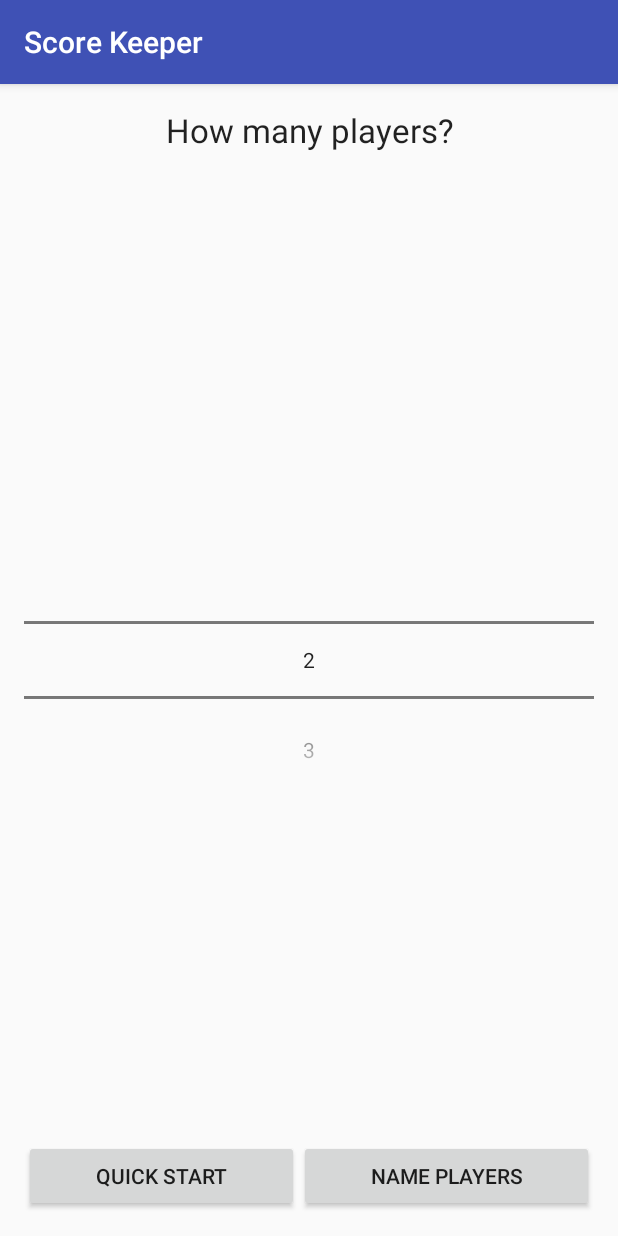
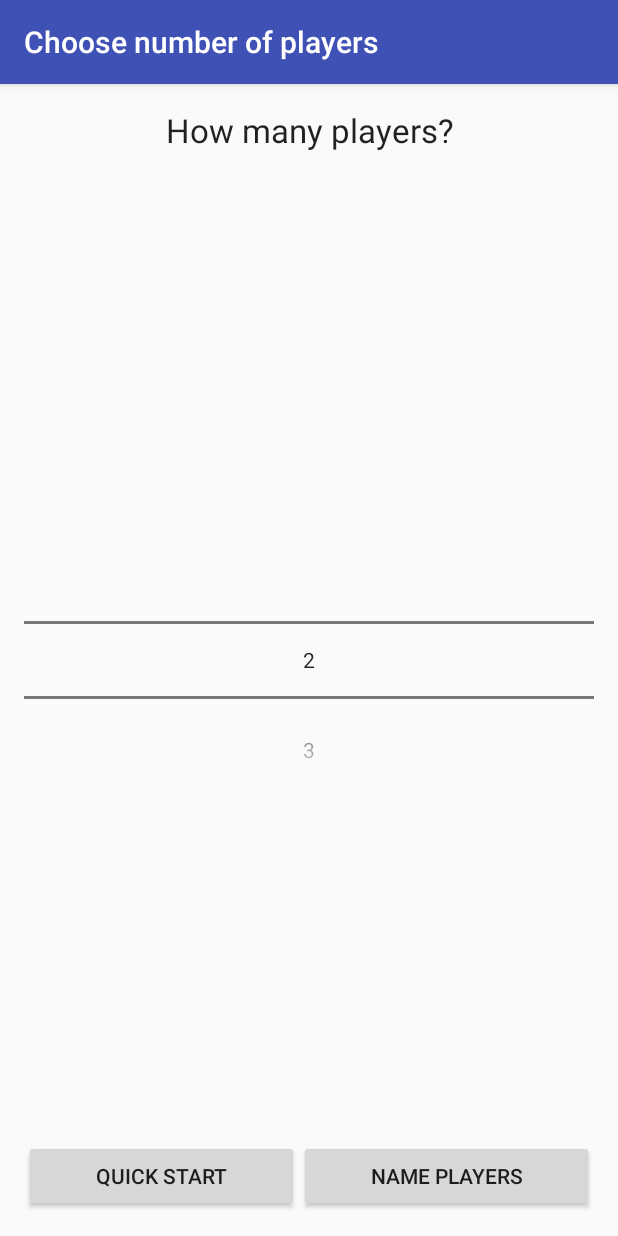
Before and after one commit to Moohan/ScoreKeeper, an Android app: the screen it shows after launch (SelectNumPlayersActivity), on a phone screen of 412 x 824 dp. Run offline under Robolectric (Android 15) with nearby library versions, the light colour scheme and no system bars.

Commit message:
Give activities labels Refactor Sting names

```diff
--- a/app/src/main/java/mcmahon/james/scorekeeper/CustomNamePlayersActivity.java
+++ b/app/src/main/java/mcmahon/james/scorekeeper/CustomNamePlayersActivity.java
@@ -71,7 +71,7 @@ public class CustomNamePlayersActivity extends AppCompatActivity {
     }
 
     public defaultPlayerName defaultPlayerName(int playerNumber){
-        return new defaultPlayerName(String.format(getResources().getString(R.string.Player_number_label), playerNumber));
+        return new defaultPlayerName(String.format(getResources().getString(R.string.Default_Player_name_with_number), playerNumber));
     }
 
     public final void acceptPlayers(View view) {
--- a/app/src/main/java/mcmahon/james/scorekeeper/RecordScoresActivity.java
+++ b/app/src/main/java/mcmahon/james/scorekeeper/RecordScoresActivity.java
@@ -32,7 +32,7 @@ public class RecordScoresActivity extends AppCompatActivity {
     ArrayList<ArrayList<Integer>> scoreID = new ArrayList<ArrayList<Integer>>(); //FIXME
 
     public defaultPlayerName defaultPlayerName(int playerNumber) {
-        return new defaultPlayerName(String.format(getResources().getString(R.string.Player_number_label), playerNumber));
+        return new defaultPlayerName(String.format(getResources().getString(R.string.Default_Player_name_with_number), playerNumber));
     }
 
     @Override
--- a/app/src/main/res/layout/activity_player_num_select.xml
+++ b/app/src/main/res/layout/activity_player_num_select.xml
@@ -14,7 +14,7 @@
         android:layout_height="wrap_content"
         android:layout_alignParentTop="true"
         android:layout_centerHorizontal="true"
-        android:text="@string/how_many_players"
+        android:text="@string/How_many_players"
         android:textAlignment="center"
         android:textAppearance="@android:style/TextAppearance.Large" />
 
@@ -40,7 +40,7 @@
             android:gravity="center"
             android:hapticFeedbackEnabled="true"
             android:onClick="quickAcceptPlayers"
-            android:text="@string/quickStart"
+            android:text="@string/Quick_start"
             tools:ignore="ButtonStyle" />
 
         <Button
@@ -50,7 +50,7 @@
             android:gravity="center"
             android:hapticFeedbackEnabled="true"
             android:onClick="namePlayers"
-            android:text="@string/namePlayers"
+            android:text="@string/Name_Players"
             tools:ignore="ButtonStyle" />
 
     </LinearLayout>
--- a/app/src/main/res/layout/activity_select_num_players.xml
+++ b/app/src/main/res/layout/activity_select_num_players.xml
@@ -14,7 +14,7 @@
         android:layout_height="wrap_content"
         android:layout_alignParentTop="true"
         android:layout_centerHorizontal="true"
-        android:text="@string/how_many_players"
+        android:text="@string/How_many_players"
         android:textAlignment="center"
         android:textAppearance="@android:style/TextAppearance.Large" />
 
@@ -40,7 +40,7 @@
             android:gravity="center"
             android:hapticFeedbackEnabled="true"
             android:onClick="quickAcceptPlayers"
-            android:text="@string/quickStart"
+            android:text="@string/Quick_start"
             tools:ignore="ButtonStyle" />
 
         <Button
@@ -50,7 +50,7 @@
             android:gravity="center"
             android:hapticFeedbackEnabled="true"
             android:onClick="namePlayers"
-            android:text="@string/namePlayers"
+            android:text="@string/Name_Players"
             tools:ignore="ButtonStyle" />
 
     </LinearLayout>
--- a/app/src/main/res/values/strings.xml
+++ b/app/src/main/res/values/strings.xml
@@ -1,9 +1,12 @@
 <resources>
-    <string name="app_name">Score Keeper</string>
+    <string name="Label_app_name">Score Keeper</string>
     <string name="Start">Start</string>
     <string name="Add_score">Add scores</string>
-    <string name="how_many_players">How many players?</string>
-    <string name="quickStart">Quick Start</string>
-    <string name="namePlayers">Name Players</string>
-    <string name="Player_number_label">Player %1$d</string>
+    <string name="How_many_players">How many players?</string>
+    <string name="Quick_start">Quick Start</string>
+    <string name="Name_Players">Name Players</string>
+    <string name="Default_Player_name_with_number">Player %1$d</string>
+    <string name="Label_choose_number_of_Players">Choose number of players</string>
+    <string name="Label_Record_Scores">Record Scores</string>
+    <string name="Label_Custom_Name_Players">Name Players</string>
 </resources>
```
Also changed, not shown: app/src/main/AndroidManifest.xml (+8 -5 lines).
